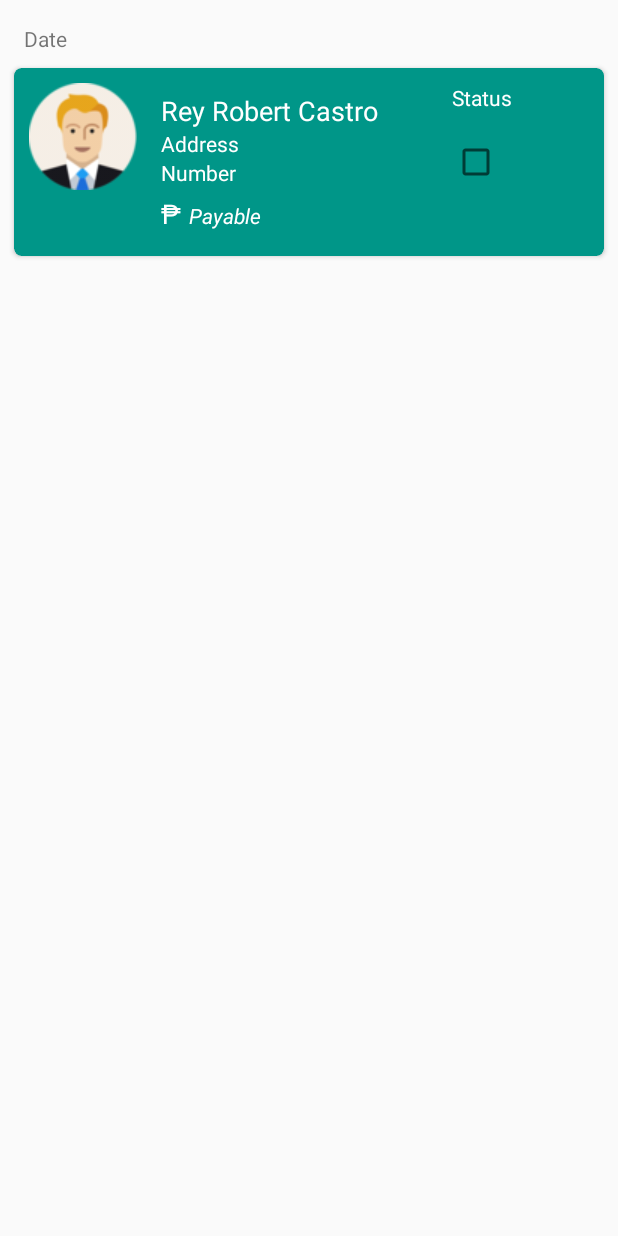
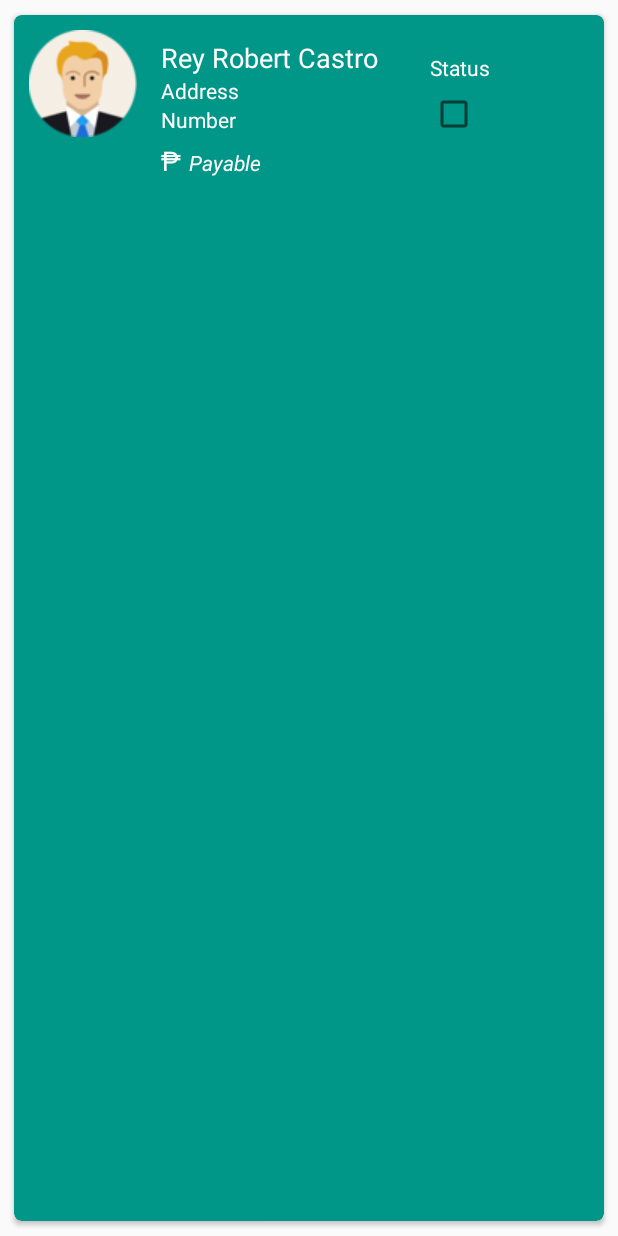
Before and after one commit to castroreyrobert/Fragment-With-RecyclerView-With-Navigation-View, an Android app: the layout item_board_mate.xml on its own in the app's theme, with its tools: preview values and no code run, on a phone screen of 412 x 824 dp. Run offline under Robolectric (Android 15) with nearby library versions, the phone set to English and light mode, and no system bars.

```diff
--- a/app/src/main/AndroidManifest.xml
+++ b/app/src/main/AndroidManifest.xml
@@ -1,6 +1,7 @@
 <?xml version="1.0" encoding="utf-8"?>
 <manifest xmlns:android="http://schemas.android.com/apk/res/android"
     package="com.example.fragmentwithrecycler">
+    <uses-permission android:name="android.permission.SEND_SMS"/>
 
     <application
         android:allowBackup="true"
--- a/app/src/main/java/com/example/fragmentwithrecycler/adapters/RecyclerAdapterBoardMate.java
+++ b/app/src/main/java/com/example/fragmentwithrecycler/adapters/RecyclerAdapterBoardMate.java
@@ -51,7 +51,6 @@ public class RecyclerAdapterBoardMate extends RecyclerView.Adapter<RecyclerAdapt
         holder.tvAddress.setText(boardMateList.get(position).getmAddress());
         holder.tvNumber.setText(boardMateList.get(position).getmNumber());
         holder.tvPayable.setText(String.valueOf(boardMateList.get(position).getmPayable()));
-        holder.tvDateStarted.setText(boardMateList.get(position).getmDateStayed());
         if (boardMateList.get(position).getmStatus().equals("FULLYPAID")){
             holder.checkBoxStats.setChecked(true);
         }
@@ -64,7 +63,7 @@ public class RecyclerAdapterBoardMate extends RecyclerView.Adapter<RecyclerAdapt
 
     public static class ViewHolder extends RecyclerView.ViewHolder implements View.OnClickListener, View.OnLongClickListener {
 
-        public TextView tvName, tvAddress, tvNumber, tvPayable, tvDateStarted;
+        public TextView tvName, tvAddress, tvNumber, tvPayable;
         public ImageView imageIcon;
         public CheckBox checkBoxStats;
 
@@ -75,7 +74,6 @@ public class RecyclerAdapterBoardMate extends RecyclerView.Adapter<RecyclerAdapt
             tvNumber = (TextView) itemView.findViewById(R.id.textViewNumber);
             imageIcon = (ImageView) itemView.findViewById(R.id.imageView);
             tvPayable = (TextView) itemView.findViewById(R.id.textViewPayable);
-            tvDateStarted = (TextView)itemView.findViewById(R.id.tvDate);
             checkBoxStats = (CheckBox)itemView.findViewById(R.id.checkBoxStatus);
             itemView.setOnClickListener(this);
             itemView.setOnLongClickListener(this);
--- a/app/src/main/res/layout/fragment_cash.xml
+++ b/app/src/main/res/layout/fragment_cash.xml
@@ -49,7 +49,7 @@
             android:layout_margin="12dp"
             android:text="Boarders Total"
             android:id="@+id/titleBoardMatesTotal"
-            android:layout_width="180dp"
+            android:layout_width="160dp"
             android:layout_height="wrap_content"
             android:textAppearance="@style/TextAppearance.AppCompat.Medium.Inverse"/>
         <TextView
@@ -76,7 +76,7 @@
             android:layout_margin="12dp"
             android:text="Expenses Total"
             android:id="@+id/titleExpensesTotal"
-            android:layout_width="180dp"
+            android:layout_width="160dp"
             android:layout_height="wrap_content"
             android:textAppearance="@style/TextAppearance.AppCompat.Medium.Inverse"/>
         <TextView
@@ -102,7 +102,7 @@
             android:layout_margin="12dp"
             android:text="Total"
             android:id="@+id/titleExpenses"
-            android:layout_width="180dp"
+            android:layout_width="160dp"
             android:layout_height="wrap_content"
             android:textAppearance="@style/TextAppearance.AppCompat.Medium.Inverse"/>
         <TextView
--- a/app/src/main/res/layout/item_board_mate.xml
+++ b/app/src/main/res/layout/item_board_mate.xml
@@ -1,18 +1,8 @@
 <?xml version="1.0" encoding="utf-8"?>
-<LinearLayout xmlns:card_view="http://schemas.android.com/apk/res-auto"
-    android:orientation="vertical"
-    xmlns:android="http://schemas.android.com/apk/res/android"
-    android:layout_height="wrap_content"
-    android:layout_width="fill_parent">
-    <TextView
-        android:paddingTop="@dimen/activity_horizontal_margin"
-        android:id="@+id/tvDate"
-        android:layout_marginLeft="@dimen/activity_horizontal_margin"
-        android:layout_width="match_parent"
-        android:layout_height="wrap_content"
-        android:text="Date"/>
-
-    <android.support.v7.widget.CardView android:layout_width="fill_parent"
+    <android.support.v7.widget.CardView
+        xmlns:android="http://schemas.android.com/apk/res/android"
+        xmlns:card_view="http://schemas.android.com/apk/res-auto"
+        android:layout_width="fill_parent"
         android:layout_height="match_parent"
         android:layout_margin="5dp"
         android:orientation="horizontal"
@@ -81,6 +71,15 @@
                 </LinearLayout>
             </LinearLayout>
 
+            <LinearLayout
+                android:orientation="vertical"
+                android:layout_width="fill_parent"
+                android:layout_height="wrap_content"
+                android:layout_alignTop="@+id/imageView"
+                android:layout_toEndOf="@+id/linearLayout"
+                android:layout_marginStart="15dp"
+                android:layout_marginTop="15dp">
+
             <TextView
                 android:text="@string/status"
                 android:id="@+id/tvStatus"
@@ -88,19 +87,15 @@
                 android:layout_width="fill_parent"
                 android:layout_height="wrap_content"
                 android:textAppearance="@style/Base.TextAppearance.AppCompat.Small"
-                android:layout_alignTop="@+id/imageView"
-                android:layout_toEndOf="@+id/linearLayout"
-                android:layout_marginStart="30dp"/>
+                android:layout_marginBottom="5dp"/>
 
             <CheckBox
                 android:textColor="@color/colorWhite"
                 android:layout_width="wrap_content"
                 android:layout_height="wrap_content"
-                android:layout_centerVertical="true"
                 style="@style/Widget.AppCompat.CompoundButton.CheckBox"
                 android:id="@+id/checkBoxStatus"
-                android:layout_marginEnd="@dimen/activity_horizontal_margin"
-                android:layout_alignStart="@+id/tvStatus" />
+                android:layout_marginEnd="14dp"/>
+            </LinearLayout>
         </RelativeLayout>
-    </android.support.v7.widget.CardView>
-</LinearLayout>
+</android.support.v7.widget.CardView>
--- a/app/src/main/res/layout/item_expenses.xml
+++ b/app/src/main/res/layout/item_expenses.xml
@@ -33,6 +33,7 @@
             android:layout_width="280dp"
             android:layout_height="wrap_content"
             android:paddingTop="@dimen/activity_horizontal_margin"
+            android:textColor="@color/colorWhite"
             android:id="@+id/textViewExpensesName"
             android:textAppearance="@style/TextAppearance.AppCompat.Medium" />
 
@@ -42,6 +43,7 @@
                 android:layout_marginEnd="@dimen/activity_horizontal_margin"
                 android:layout_width="match_parent"
                 android:layout_height="wrap_content"
+                android:textColor="@color/colorWhite"
                 android:id="@+id/textViewPrice"
                 />
 </LinearLayout>
--- a/build.gradle
+++ b/build.gradle
@@ -5,7 +5,7 @@ buildscript {
         jcenter()
     }
     dependencies {
-        classpath 'com.android.tools.build:gradle:2.2.3'
+        classpath 'com.android.tools.build:gradle:2.3.1'
 
         // NOTE: Do not place your application dependencies here; they belong
         // in the individual module build.gradle files
```
Also changed, not shown: app/src/main/java/com/example/fragmentwithrecycler/activities/MainActivity.java (+20 -4 lines), gradle/wrapper/gradle-wrapper.properties.
